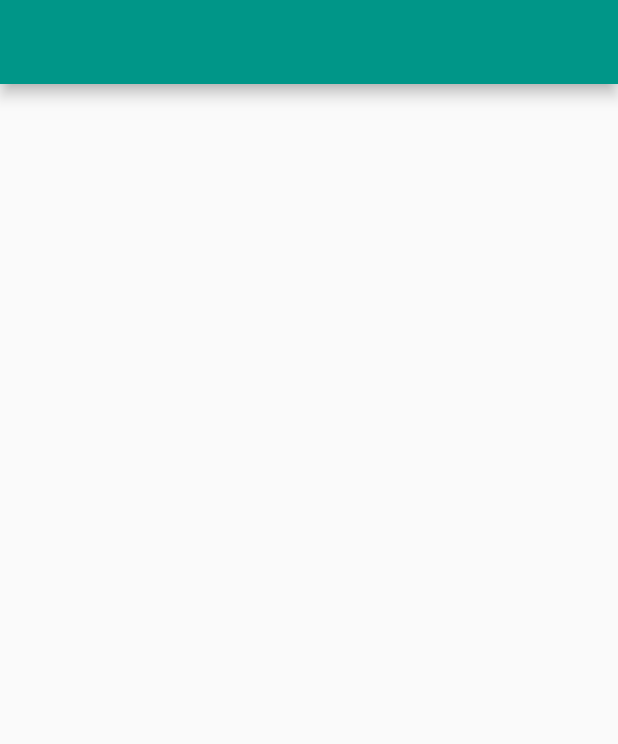
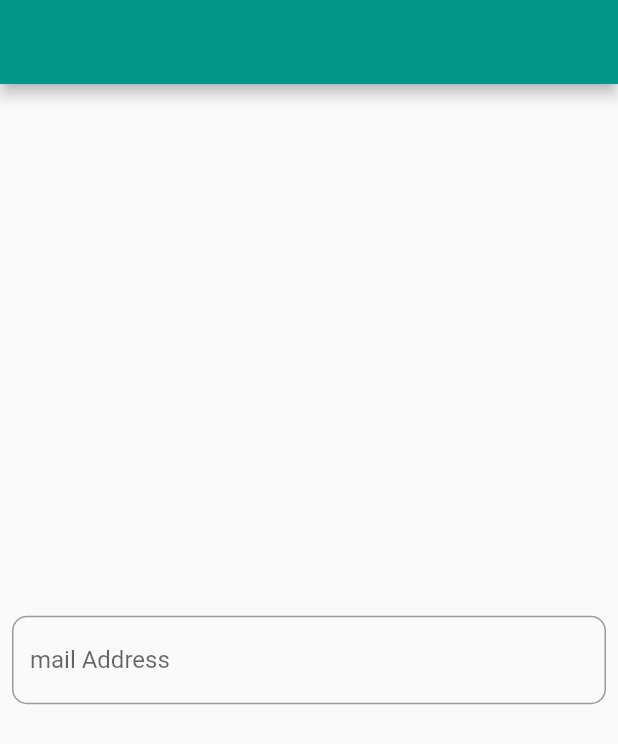
Before and after one commit to yamafuji03/Simple_Todo_with_statefull, a Flutter app: the screen it shows after launch, on a phone screen of 412 x 824 dp. Shown: the top 744 px of the screen. Run offline on Flutter 3.47's test engine with Material 2 defaults, Android fonts, the phone set to English and light mode, and no system bars.

```diff
--- a/lib/main.dart
+++ b/lib/main.dart
@@ -23,7 +23,21 @@ class MyHomePage extends StatelessWidget {
   Widget build(BuildContext context) {
     return Scaffold(
       appBar: AppBar(),
-      body: Column(),
+      body: Column(
+        mainAxisAlignment: MainAxisAlignment.center,
+        children: [
+          Padding(
+            padding: EdgeInsets.all(8.0),
+            child: TextField(
+              onChanged: (newtext) {},
+              decoration: InputDecoration(
+                  labelText: "mail Address",
+                  border: OutlineInputBorder(
+                      borderRadius: BorderRadius.all(Radius.circular(10)))),
+            ),
+          )
+        ],
+      ),
     );
   }
 }
```
